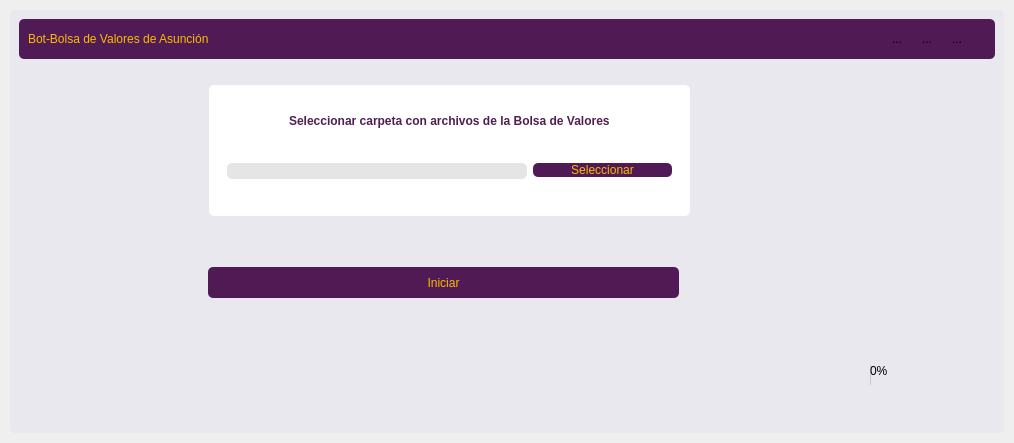
This is ui_files/union_window.ui in emaggi993/bot-bolsa-valores as Qt 5 draws it before an edit. The edited form follows.
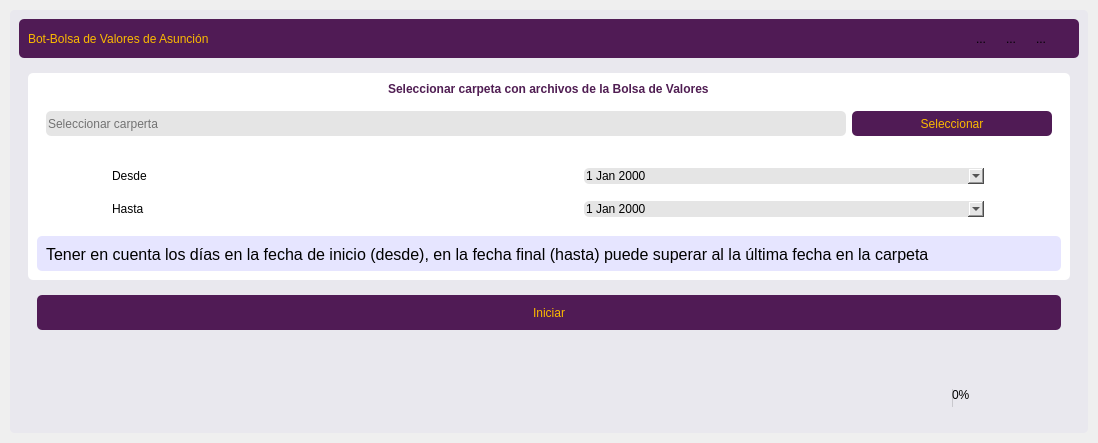
This is the edited form. Icons and pictures are not drawn.

Commit message: 20230609- cambio de ventana union

```diff
--- a/ui_files/union_window.ui
+++ b/ui_files/union_window.ui
@@ -251,20 +251,36 @@
                 <height>39</height>
                </size>
               </property>
+              <property name="styleSheet">
+               <string notr="true">QPushButton{
+background-color: rgb(80, 27, 85);
+color: rgb(251, 186, 0);
+}
+QPushButton::hover{
+background-color: rgba(118, 40, 127, 255);
+color: rgb(251, 186, 0);
+}</string>
+              </property>
               <property name="frameShape">
                <enum>QFrame::StyledPanel</enum>
               </property>
               <property name="frameShadow">
                <enum>QFrame::Raised</enum>
               </property>
-              <widget class="QFrame" name="frame_2">
-               <property name="geometry">
-                <rect>
-                 <x>190</x>
-                 <y>20</y>
-                 <width>481</width>
-                 <height>131</height>
-                </rect>
+              <layout class="QVBoxLayout" name="verticalLayout_6">
+               <item>
+                <widget class="QFrame" name="frame_datos">
+                 <property name="minimumSize">
+                  <size>
+                   <width>0</width>
+                   <height>200</height>
+                  </size>
+                 </property>
+                 <property name="maximumSize">
+                  <size>
+                   <width>16777215</width>
+                   <height>300</height>
+                  </size>
                </property>
                <property name="styleSheet">
                 <string notr="true">background-color: #fff;</string>
@@ -289,31 +305,67 @@
                 </item>
                 <item>
                  <widget class="QFrame" name="frame">
+                    <property name="minimumSize">
+                     <size>
+                      <width>0</width>
+                      <height>40</height>
+                     </size>
+                    </property>
+                    <property name="maximumSize">
+                     <size>
+                      <width>16777215</width>
+                      <height>40</height>
+                     </size>
+                    </property>
+                    <property name="styleSheet">
+                     <string notr="true">QPushButton{
+background-color: rgb(80, 27, 85);
+color: rgb(251, 186, 0);
+}
+QPushButton::hover{
+background-color: rgba(118, 40, 127, 255);
+color: rgb(251, 186, 0);
+}</string>
+                    </property>
                   <property name="frameShape">
                    <enum>QFrame::StyledPanel</enum>
                   </property>
                   <property name="frameShadow">
                    <enum>QFrame::Raised</enum>
                   </property>
-                  <layout class="QFormLayout" name="formLayout">
-                   <item row="0" column="0">
+                    <layout class="QHBoxLayout" name="horizontalLayout_4">
+                     <item>
                     <widget class="QLineEdit" name="LESeleccionarCarpeta">
                      <property name="minimumSize">
                       <size>
-                       <width>300</width>
-                       <height>0</height>
+                         <width>800</width>
+                         <height>25</height>
                       </size>
                      </property>
                      <property name="styleSheet">
-                      <string notr="true">background-color: rgb(229, 229, 229)</string>
+                        <string notr="true">background-color: rgb(229, 229, 229);</string>
+                       </property>
+                       <property name="placeholderText">
+                        <string>Seleccionar carperta</string>
                      </property>
                     </widget>
                    </item>
-                   <item row="0" column="1">
+                     <item>
                     <widget class="QPushButton" name="BTNSeleccionar">
+                       <property name="minimumSize">
+                        <size>
+                         <width>200</width>
+                         <height>25</height>
+                        </size>
+                       </property>
+                       <property name="maximumSize">
+                        <size>
+                         <width>200</width>
+                         <height>16777215</height>
+                        </size>
+                       </property>
                      <property name="styleSheet">
-                      <string notr="true">background-color: rgb(80, 27, 85);
-color: rgb(251, 186, 0);</string>
+                        <string notr="true"/>
                      </property>
                      <property name="text">
                       <string>Seleccionar</string>
@@ -323,16 +375,157 @@
                   </layout>
                  </widget>
                 </item>
-               </layout>
-              </widget>
+                  <item>
+                   <widget class="QFrame" name="frame_fecha">
+                    <property name="minimumSize">
+                     <size>
+                      <width>0</width>
+                      <height>90</height>
+                     </size>
+                    </property>
+                    <property name="maximumSize">
+                     <size>
+                      <width>16777215</width>
+                      <height>90</height>
+                     </size>
+                    </property>
+                    <property name="styleSheet">
+                     <string notr="true">QDateEdit{
+background-color: rgb(229, 229, 229);
+}</string>
+                    </property>
+                    <property name="frameShape">
+                     <enum>QFrame::StyledPanel</enum>
+                    </property>
+                    <property name="frameShadow">
+                     <enum>QFrame::Raised</enum>
+                    </property>
+                    <layout class="QGridLayout" name="gridLayout">
+                     <item row="0" column="0">
+                      <widget class="QLabel" name="label">
+                       <property name="maximumSize">
+                        <size>
+                         <width>400</width>
+                         <height>16777215</height>
+                        </size>
+                       </property>
+                       <property name="text">
+                        <string>Desde</string>
+                       </property>
+                      </widget>
+                     </item>
+                     <item row="1" column="0">
+                      <widget class="QLabel" name="label_2">
+                       <property name="maximumSize">
+                        <size>
+                         <width>400</width>
+                         <height>16777215</height>
+                        </size>
+                       </property>
+                       <property name="text">
+                        <string>Hasta</string>
+                       </property>
+                      </widget>
+                     </item>
+                     <item row="1" column="1">
+                      <widget class="QDateEdit" name="dateEdit_2">
+                       <property name="maximumSize">
+                        <size>
+                         <width>400</width>
+                         <height>16777215</height>
+                        </size>
+                       </property>
+                       <property name="calendarPopup">
+                        <bool>true</bool>
+                       </property>
+                      </widget>
+                     </item>
+                     <item row="0" column="1">
+                      <widget class="QDateEdit" name="fecha_desde">
+                       <property name="maximumSize">
+                        <size>
+                         <width>400</width>
+                         <height>16777215</height>
+                        </size>
+                       </property>
+                       <property name="calendarPopup">
+                        <bool>true</bool>
+                       </property>
+                      </widget>
+                     </item>
+                    </layout>
+                   </widget>
+                  </item>
+                  <item>
+                   <widget class="QFrame" name="frame_observacion">
+                    <property name="minimumSize">
+                     <size>
+                      <width>0</width>
+                      <height>35</height>
+                     </size>
+                    </property>
+                    <property name="maximumSize">
+                     <size>
+                      <width>16777215</width>
+                      <height>35</height>
+                     </size>
+                    </property>
+                    <property name="styleSheet">
+                     <string notr="true">
+background-color: rgb(230, 229, 255);
+color: rgb(0, 0, 0);</string>
+                    </property>
+                    <property name="frameShape">
+                     <enum>QFrame::StyledPanel</enum>
+                    </property>
+                    <property name="frameShadow">
+                     <enum>QFrame::Raised</enum>
+                    </property>
+                    <layout class="QVBoxLayout" name="verticalLayout_8">
+                     <item>
+                      <widget class="QLabel" name="label_4">
+                       <property name="minimumSize">
+                        <size>
+                         <width>0</width>
+                         <height>20</height>
+                        </size>
+                       </property>
+                       <property name="maximumSize">
+                        <size>
+                         <width>16777215</width>
+                         <height>20</height>
+                        </size>
+                       </property>
+                       <property name="text">
+                        <string>&lt;html&gt;&lt;head/&gt;&lt;body&gt;&lt;p align=&quot;justify&quot;&gt;&lt;span style=&quot; font-size:12pt;&quot;&gt;Tener en cuenta los días en la fecha de inicio (desde), en la fecha final (hasta) puede superar al la última fecha en la carpeta&lt;/span&gt;&lt;/p&gt;&lt;/body&gt;&lt;/html&gt;</string>
+                       </property>
+                      </widget>
+                     </item>
+                    </layout>
+                   </widget>
+                  </item>
+                 </layout>
+                </widget>
+               </item>
+               <item>
               <widget class="QFrame" name="botones">
-               <property name="geometry">
-                <rect>
-                 <x>180</x>
-                 <y>180</y>
-                 <width>491</width>
-                 <height>91</height>
-                </rect>
+                 <property name="minimumSize">
+                  <size>
+                   <width>0</width>
+                   <height>45</height>
+                  </size>
+                 </property>
+                 <property name="maximumSize">
+                  <size>
+                   <width>16777215</width>
+                   <height>45</height>
+                  </size>
+                 </property>
+                 <property name="cursor">
+                  <cursorShape>PointingHandCursor</cursorShape>
+                 </property>
+                 <property name="styleSheet">
+                  <string notr="true"/>
                </property>
                <property name="frameShape">
                 <enum>QFrame::StyledPanel</enum>
@@ -340,32 +533,61 @@
                <property name="frameShadow">
                 <enum>QFrame::Raised</enum>
                </property>
+                 <layout class="QVBoxLayout" name="verticalLayout_7">
+                  <item>
                <widget class="QPushButton" name="BTNIniciar">
-                <property name="geometry">
-                 <rect>
-                  <x>9</x>
-                  <y>22</y>
-                  <width>471</width>
-                  <height>31</height>
-                 </rect>
+                    <property name="minimumSize">
+                     <size>
+                      <width>0</width>
+                      <height>35</height>
+                     </size>
+                    </property>
+                    <property name="maximumSize">
+                     <size>
+                      <width>16777215</width>
+                      <height>35</height>
+                     </size>
+                    </property>
+                    <property name="cursor">
+                     <cursorShape>PointingHandCursor</cursorShape>
                 </property>
                 <property name="styleSheet">
-                 <string notr="true">background-color: rgb(80, 27, 85);
-color: rgb(251, 186, 0);</string>
+                     <string notr="true"/>
                 </property>
                 <property name="text">
                  <string>Iniciar</string>
                 </property>
                </widget>
-              </widget>
+                  </item>
+                 </layout>
+                </widget>
+               </item>
+               <item>
+                <spacer name="verticalSpacer">
+                 <property name="orientation">
+                  <enum>Qt::Vertical</enum>
+                 </property>
+                 <property name="sizeHint" stdset="0">
+                  <size>
+                   <width>20</width>
+                   <height>40</height>
+                  </size>
+                 </property>
+                </spacer>
+               </item>
+               <item>
               <widget class="QFrame" name="footer">
-               <property name="geometry">
-                <rect>
-                 <x>-1</x>
-                 <y>280</y>
-                 <width>961</width>
-                 <height>61</height>
-                </rect>
+                 <property name="minimumSize">
+                  <size>
+                   <width>0</width>
+                   <height>45</height>
+                  </size>
+                 </property>
+                 <property name="maximumSize">
+                  <size>
+                   <width>16777215</width>
+                   <height>45</height>
+                  </size>
                </property>
                <property name="frameShape">
                 <enum>QFrame::StyledPanel</enum>
@@ -379,7 +601,13 @@
                   <property name="minimumSize">
                    <size>
                     <width>800</width>
-                    <height>0</height>
+                      <height>30</height>
+                     </size>
+                    </property>
+                    <property name="maximumSize">
+                     <size>
+                      <width>16777215</width>
+                      <height>30</height>
                    </size>
                   </property>
                   <property name="frameShape">
@@ -391,6 +619,12 @@
                   <layout class="QVBoxLayout" name="verticalLayout_5">
                    <item>
                     <widget class="QLabel" name="LabelError">
+                       <property name="minimumSize">
+                        <size>
+                         <width>0</width>
+                         <height>20</height>
+                        </size>
+                       </property>
                      <property name="text">
                       <string/>
                      </property>
@@ -401,6 +635,18 @@
                 </item>
                 <item>
                  <widget class="QFrame" name="progress">
+                    <property name="minimumSize">
+                     <size>
+                      <width>0</width>
+                      <height>30</height>
+                     </size>
+                    </property>
+                    <property name="maximumSize">
+                     <size>
+                      <width>16777215</width>
+                      <height>30</height>
+                     </size>
+                    </property>
                   <property name="frameShape">
                    <enum>QFrame::StyledPanel</enum>
                   </property>
@@ -423,6 +669,18 @@
                    </item>
                    <item>
                     <widget class="QProgressBar" name="PBEstado">
+                       <property name="minimumSize">
+                        <size>
+                         <width>0</width>
+                         <height>20</height>
+                        </size>
+                       </property>
+                       <property name="maximumSize">
+                        <size>
+                         <width>16777215</width>
+                         <height>20</height>
+                        </size>
+                       </property>
                      <property name="value">
                       <number>0</number>
                      </property>
@@ -433,6 +691,8 @@
                 </item>
                </layout>
               </widget>
+               </item>
+              </layout>
              </widget>
             </item>
            </layout>
```
Lines whose indentation alone changed are shown as unchanged. The commit also changes 5 other files.
